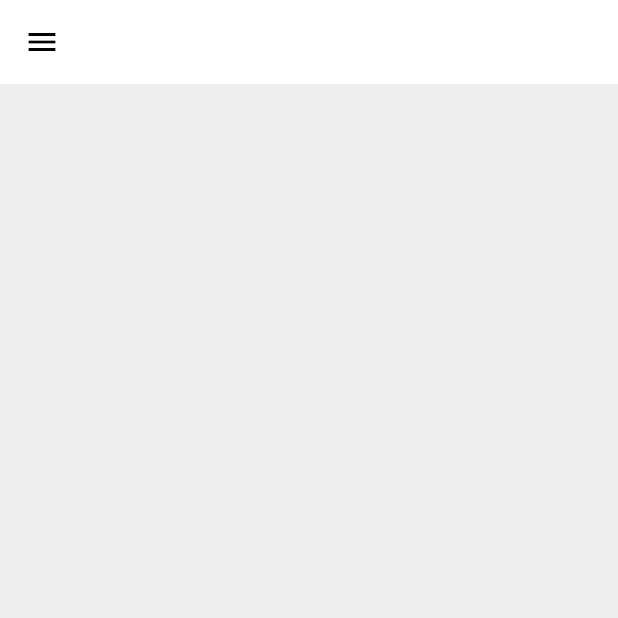
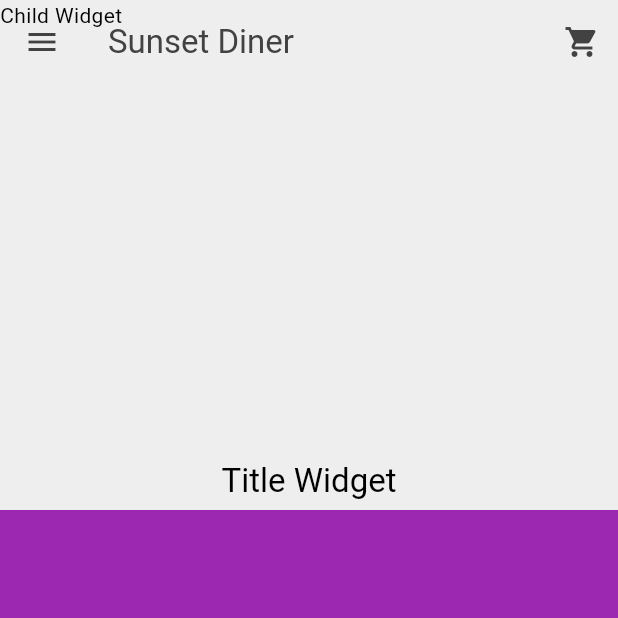
Before and after one commit to AhmedHafez1/food, a Flutter app: the screen it shows after launch, after a tap on "Sign In", on a phone screen of 412 x 824 dp, the top half of it. Run offline on Flutter 3.47's test engine with Material 3 defaults, Android fonts, the phone set to English and light mode, and no system bars.

Commit message:
Sliver app bar

```diff
--- /dev/null
+++ b/lib/components/ah_sliver_app_bar.dart
@@ -0,0 +1,30 @@
+import 'package:flutter/material.dart';
+
+class AhSliverAppBar extends StatelessWidget {
+  final Widget title;
+  final Widget child;
+
+  const AhSliverAppBar({super.key, required this.title, required this.child});
+
+  @override
+  Widget build(BuildContext context) {
+    return SliverAppBar(
+      title: const Text('Sunset Diner'),
+      floating: false,
+      pinned: true,
+      expandedHeight: 340,
+      collapsedHeight: 120,
+      flexibleSpace: FlexibleSpaceBar(
+        title: title,
+        background: child,
+        centerTitle: true,
+        expandedTitleScale: 1,
+        titlePadding: const EdgeInsets.all(5),
+      ),
+      foregroundColor: Theme.of(context).colorScheme.inversePrimary,
+      actions: [
+        IconButton(onPressed: () {}, icon: const Icon(Icons.shopping_cart)),
+      ],
+    );
+  }
+}
--- a/lib/pages/home_page.dart
+++ b/lib/pages/home_page.dart
@@ -1,5 +1,6 @@
 import 'package:flutter/material.dart';
 import 'package:food_delivery/components/ah_drawer.dart';
+import 'package:food_delivery/components/ah_sliver_app_bar.dart';
 
 class HomePage extends StatelessWidget {
   const HomePage({super.key});
@@ -7,8 +8,16 @@ class HomePage extends StatelessWidget {
   @override
   Widget build(BuildContext context) {
     return Scaffold(
-      appBar: AppBar(backgroundColor: Theme.of(context).colorScheme.tertiary),
       drawer: AhDrawer(),
+      body: NestedScrollView(
+        headerSliverBuilder: (_, _) => [
+          AhSliverAppBar(
+            title: Text('Title Widget'),
+            child: Text('Child Widget'),
+          ),
+        ],
+        body: Container(color: Colors.purple),
+      ),
     );
   }
 }
--- a/lib/theme/dark_mode.dart
+++ b/lib/theme/dark_mode.dart
@@ -2,9 +2,9 @@ import 'package:flutter/material.dart';
 
 ThemeData darktMode = ThemeData(
   colorScheme: ColorScheme.light(
-    surface: Colors.grey.shade800,
-    primary: Colors.grey.shade600,
-    secondary: Colors.grey.shade900,
+    surface: Colors.grey.shade900,
+    primary: Colors.grey.shade700,
+    secondary: Colors.grey.shade800,
     tertiary: Colors.black,
     inversePrimary: Colors.grey.shade200,
   ),
--- a/lib/theme/theme_provider.dart
+++ b/lib/theme/theme_provider.dart
@@ -6,6 +6,8 @@ class ThemeProvider extends ChangeNotifier {
   ThemeData _themeData = lightMode;
   ThemeData get themeData => _themeData;
 
+  get isDarkMode => _themeData == darktMode;
+
   void toggleTheme() {
     _themeData = _themeData == lightMode ? darktMode : lightMode;
     notifyListeners();
```
Also changed, not shown: lib/pages/settings_page.dart (+43 -1 lines).
